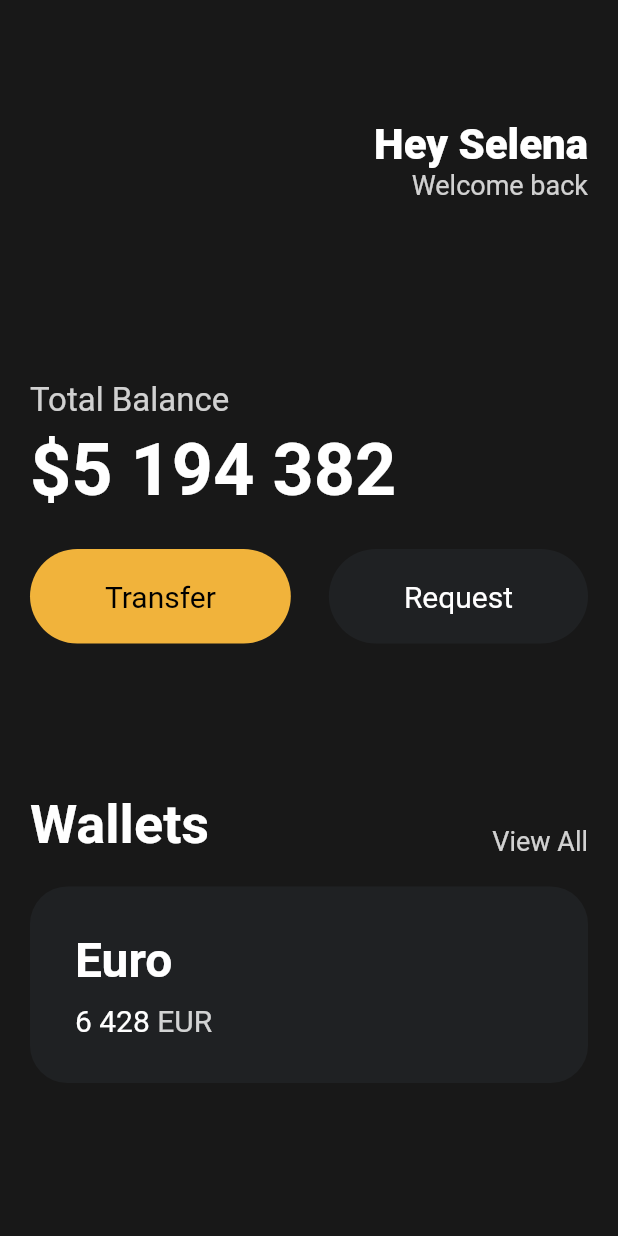
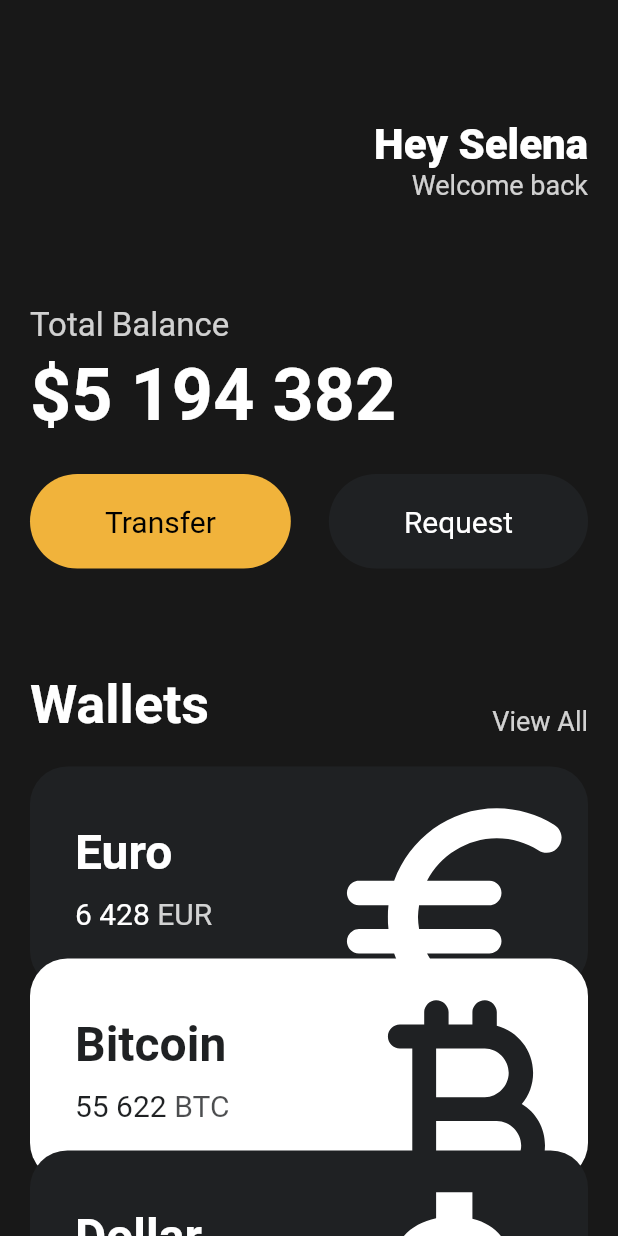
Before and after one commit to kevin622/toonflix, a Flutter app: the screen it shows after launch, on a phone screen of 412 x 824 dp. Run offline on Flutter 3.47's test engine with Material 2 defaults, Android fonts, the phone set to English and light mode, and no system bars.

Commit message:
[finished] ui challenge
html css 같은 거 끝냄

```diff
--- a/lib/main.dart
+++ b/lib/main.dart
@@ -1,5 +1,6 @@
 import 'package:flutter/material.dart';
 import 'package:toonflix/widgets/button.dart';
+import 'package:toonflix/widgets/currency_card.dart';
 
 void main() {
   runApp(const MyApp());
@@ -13,7 +14,8 @@ class MyApp extends StatelessWidget {
     return MaterialApp(
       home: Scaffold(
           backgroundColor: const Color(0xFF181818),
-          body: Padding(
+          body: SingleChildScrollView(
+            child: Padding(
               padding: const EdgeInsets.symmetric(
                 horizontal: 20,
               ),
@@ -49,7 +51,7 @@ class MyApp extends StatelessWidget {
                     ],
                   ),
                   const SizedBox(
-                  height: 120,
+                    height: 70,
                   ),
                   Text(
                     "Total Balance",
@@ -88,7 +90,7 @@ class MyApp extends StatelessWidget {
                     ],
                   ),
                   const SizedBox(
-                  height: 100,
+                    height: 70,
                   ),
                   Row(
                     crossAxisAlignment: CrossAxisAlignment.end,
@@ -114,56 +116,30 @@ class MyApp extends StatelessWidget {
                   const SizedBox(
                     height: 20,
                   ),
-                Container(
-                  decoration: BoxDecoration(
-                    color: const Color(0xFF1F2123),
-                    borderRadius: BorderRadius.circular(25),
+                  const CurrencyCard(
+                    name: "Euro",
+                    code: "EUR",
+                    amount: "6 428",
+                    icon: Icons.euro_rounded,
+                    order: 0,
                   ),
-                  child: Padding(
-                    padding: const EdgeInsets.all(30),
-                    child: Row(
-                      children: [
-                        Column(
-                          crossAxisAlignment: CrossAxisAlignment.start,
-                          children: [
-                            const Text(
-                              "Euro",
-                              style: TextStyle(
-                                  color: Colors.white,
-                                  fontSize: 32,
-                                  fontWeight: FontWeight.w600),
+                  const CurrencyCard(
+                    name: "Bitcoin",
+                    code: "BTC",
+                    amount: "55 622",
+                    icon: Icons.currency_bitcoin_rounded,
+                    order: 1,
+                    isInverted: true,
                   ),
-                            const SizedBox(
-                              height: 10,
-                            ),
-                            Row(
-                              children: [
-                                const Text(
-                                  "6 428",
-                                  style: TextStyle(
-                                    color: Colors.white,
-                                    fontSize: 20,
-                                  ),
-                                ),
-                                const SizedBox(
-                                  width: 5,
-                                ),
-                                Text(
-                                  "EUR",
-                                  style: TextStyle(
-                                    color: Colors.white.withOpacity(0.8),
-                                    fontSize: 20,
-                                  ),
+                  const CurrencyCard(
+                    name: "Dollar",
+                    code: "USD",
+                    amount: "622",
+                    icon: Icons.attach_money,
+                    order: 2,
                   ),
                 ],
-                            )
-                          ],
-                        )
-                      ],
               ),
-                  ),
-                )
-              ],
             ),
           )),
     );
--- /dev/null
+++ b/lib/widgets/currency_card.dart
@@ -0,0 +1,92 @@
+import 'package:flutter/material.dart';
+
+class CurrencyCard extends StatelessWidget {
+  final String name, code, amount;
+  final IconData icon;
+  final bool isInverted;
+  final int order;
+
+  final Color _blackColor = const Color(0xFF1F2123);
+  final Color _whiteColor = Colors.white;
+
+  const CurrencyCard({
+    super.key,
+    required this.name,
+    required this.code,
+    required this.amount,
+    required this.icon,
+    required this.order,
+    this.isInverted = false,
+  });
+
+  @override
+  Widget build(BuildContext context) {
+    return Transform.translate(
+      offset: Offset(0, order * -20),
+      child: Container(
+        clipBehavior: Clip.hardEdge,
+        decoration: BoxDecoration(
+          color: isInverted ? _whiteColor : _blackColor,
+          borderRadius: BorderRadius.circular(25),
+        ),
+        child: Padding(
+          padding: const EdgeInsets.all(30),
+          child: Row(
+            mainAxisAlignment: MainAxisAlignment.spaceBetween,
+            children: [
+              Column(
+                crossAxisAlignment: CrossAxisAlignment.start,
+                children: [
+                  Text(
+                    name,
+                    style: TextStyle(
+                        color: isInverted ? _blackColor : _whiteColor,
+                        fontSize: 32,
+                        fontWeight: FontWeight.w600),
+                  ),
+                  const SizedBox(
+                    height: 10,
+                  ),
+                  Row(
+                    children: [
+                      Text(
+                        amount,
+                        style: TextStyle(
+                          color: isInverted ? _blackColor : _whiteColor,
+                          fontSize: 20,
+                        ),
+                      ),
+                      const SizedBox(
+                        width: 5,
+                      ),
+                      Text(
+                        code,
+                        style: TextStyle(
+                          color: isInverted
+                              ? _blackColor.withOpacity(0.8)
+                              : _whiteColor.withOpacity(0.8),
+                          fontSize: 20,
+                        ),
+                      ),
+                    ],
+                  )
+                ],
+              ),
+              Transform.scale(
+                scale: 2.2,
+                child: Transform.translate(
+                  offset: const Offset(-5, 12),
+                  child: Icon(
+                    icon,
+                    size: 88,
+                    color: isInverted ? _blackColor : _whiteColor,
+                  ),
+                ),
+              ),
+            ],
+          ),
+        ),
+      ),
+    );
+  }
+}
```
Lines whose indentation alone changed are shown as unchanged.
